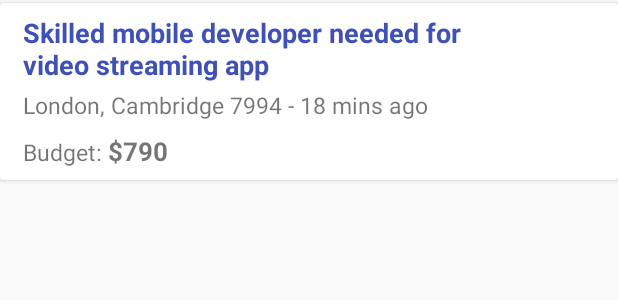
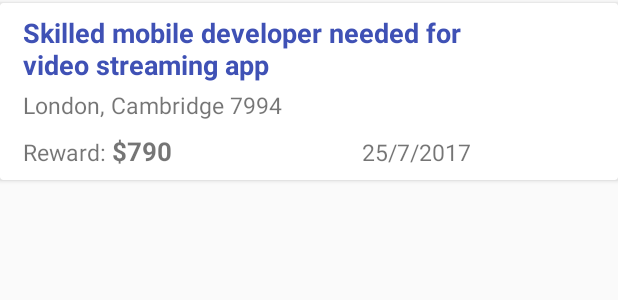
Before and after one commit to srihi/Civis, an Android app: the layout list_item_assignment.xml on its own in the app's theme, with its tools: preview values and no code run, on a phone screen of 412 x 824 dp. Shown: the top 300 px of the screen. Run offline under Robolectric (Android 15) with nearby library versions, the light colour scheme and no system bars.

Commit message:
Update Task class and list_item_assignment layout

```diff
--- a/app/src/main/res/layout/list_item_assignment.xml
+++ b/app/src/main/res/layout/list_item_assignment.xml
@@ -1,5 +1,6 @@
 <?xml version="1.0" encoding="utf-8"?>
 <android.support.v7.widget.CardView xmlns:android="http://schemas.android.com/apk/res/android"
+    xmlns:tools="http://schemas.android.com/tools"
     android:layout_width="match_parent"
     android:layout_height="wrap_content"
     android:layout_marginBottom="2dp"
@@ -9,11 +10,12 @@
         android:layout_width="match_parent"
         android:layout_height="wrap_content"
         android:orientation="horizontal">
+
         <LinearLayout
             android:layout_width="0dp"
             android:layout_height="wrap_content"
-        android:orientation="vertical"
-        android:layout_weight="4">
+            android:layout_weight="4"
+            android:orientation="vertical">
 
             <TextView
                 android:id="@+id/tv_title"
@@ -23,10 +25,10 @@
                 android:layout_marginLeft="15dp"
                 android:layout_marginRight="15dp"
                 android:layout_marginTop="7dp"
-            android:text="Skilled mobile developer needed for video streaming app"
                 android:textColor="@color/colorPrimary"
                 android:textSize="18sp"
-            android:textStyle="bold" />
+                android:textStyle="bold"
+                tools:text="Skilled mobile developer needed for video streaming app" />
 
             <TextView
                 android:id="@+id/tv_location"
@@ -35,8 +37,8 @@
                 android:layout_marginBottom="8dp"
                 android:layout_marginLeft="15dp"
                 android:layout_marginRight="15dp"
-            android:text="London, Cambridge 7994 - 18 mins ago"
-            android:textSize="15sp" />
+                android:textSize="15sp"
+                tools:text="London, Cambridge 7994" />
 
             <LinearLayout
                 android:layout_width="match_parent"
@@ -49,26 +51,36 @@
                 <TextView
                     android:layout_width="wrap_content"
                     android:layout_height="wrap_content"
-                android:text="Budget: "
+                    android:text="Reward: "
                     android:textSize="15sp" />
 
                 <TextView
                     android:id="@+id/tv_price"
                     android:layout_width="wrap_content"
                     android:layout_height="wrap_content"
-                android:text="$790"
                     android:textSize="17sp"
-                android:textStyle="bold" />
+                    android:textStyle="bold"
+                    tools:text="$790" />
+
+                <TextView
+                    android:id="@+id/tv_due_date"
+                    android:layout_width="match_parent"
+                    android:layout_height="wrap_content"
+                    android:gravity="end"
+                    android:textAlignment="gravity"
+                    android:textSize="15sp"
+                    tools:text="25/7/2017" />
 
             </LinearLayout>
 
         </LinearLayout>
+
         <LinearLayout
+            android:id="@+id/button_container"
             android:layout_width="0dp"
-            android:id="@+id/list_item_buttons"
             android:layout_height="match_parent"
-            android:orientation="vertical"
-            android:layout_weight="1">
+            android:layout_weight="1"
+            android:orientation="vertical">
 
         </LinearLayout>
     </LinearLayout>
--- a/app/src/main/res/values/strings.xml
+++ b/app/src/main/res/values/strings.xml
@@ -60,9 +60,10 @@
     <string name="login_failed">Login unsuccessful. Please try again.</string>
     <string name="pref_refresh_token_key">RefreshTokenKey</string>
     <string name="pref_expire_time_key">ExpireTimeKey</string>
+    <string name="pref_uid_key">UserIdKey</string>
 
-     <!-- Strings related to details screen -->
+    <!-- Strings related to details screen -->
     <string name="title_activity_details">DetailsActivity</string>
     <string name="write_a_message">Write a message</string>
-    <string name="details_error_message">An error occured while processing your request</string>
+    <string name="details_error_message">An error occurred while processing your request</string>
 </resources>
```
Also changed, not shown: app/src/main/java/com/smarty/civis/models/Task.java (+59 -11 lines), app/src/main/java/com/smarty/civis/utils/PrefUtils.java (+12 -0 lines). Lines whose indentation alone changed are shown as unchanged.
